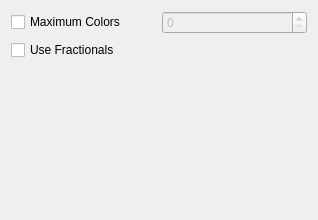
The window that ui/ImportConfigPage.ui (KDE/kxstitch) describes before a commit, drawn with Qt 5.
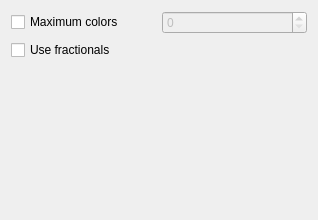
The same window after the commit.

```diff
--- a/ui/ImportConfigPage.ui
+++ b/ui/ImportConfigPage.ui
@@ -19,7 +19,7 @@
      <item row="0" column="0">
       <widget class="QCheckBox" name="kcfg_Import_UseMaximumColors">
        <property name="text">
-        <string>Maximum Colors</string>
+        <string>Maximum colors</string>
        </property>
       </widget>
      </item>
@@ -33,7 +33,7 @@
      <item row="1" column="0">
       <widget class="QCheckBox" name="kcfg_Import_UseFractionals">
        <property name="text">
-        <string>Use Fractionals</string>
+        <string>Use fractionals</string>
        </property>
       </widget>
      </item>
```
